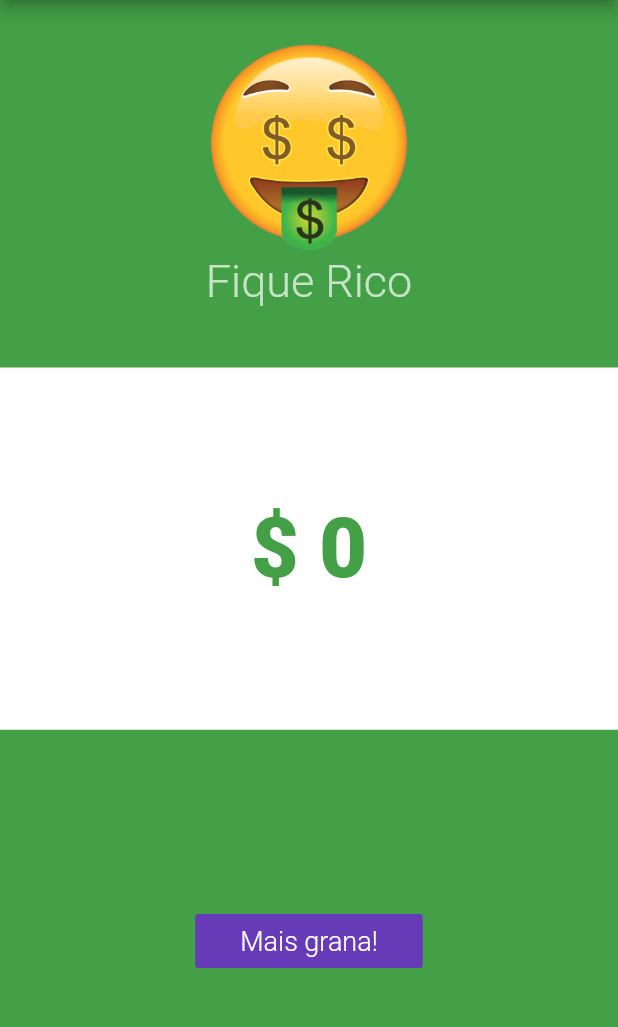
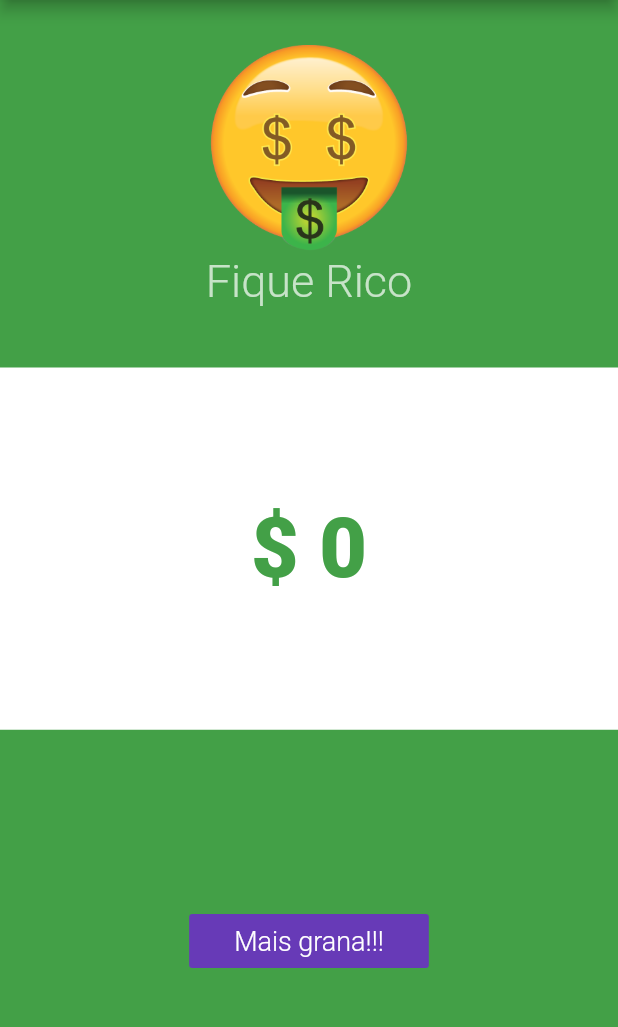
Before and after one commit to emerson-mec/magnata, a Flutter app: the screen it shows after launch, on a phone screen of 412 x 824 dp, the part 84-1111 px from its top. Run offline on Flutter 3.47's test engine with Material 2 defaults, Android fonts, the phone set to English and light mode, and no system bars.

```diff
--- a/lib/ui/magnata.dart
+++ b/lib/ui/magnata.dart
@@ -98,7 +98,7 @@ class _MagnataState extends State<Magnata> {
                   textColor: Colors.white,
                   color: Colors.deepPurple,
                   child: Text(
-                    "Mais grana!",
+                    "Mais grana!!!",
                     style: TextStyle(
                       fontSize: 18,
                       fontWeight: FontWeight.w300,
```
